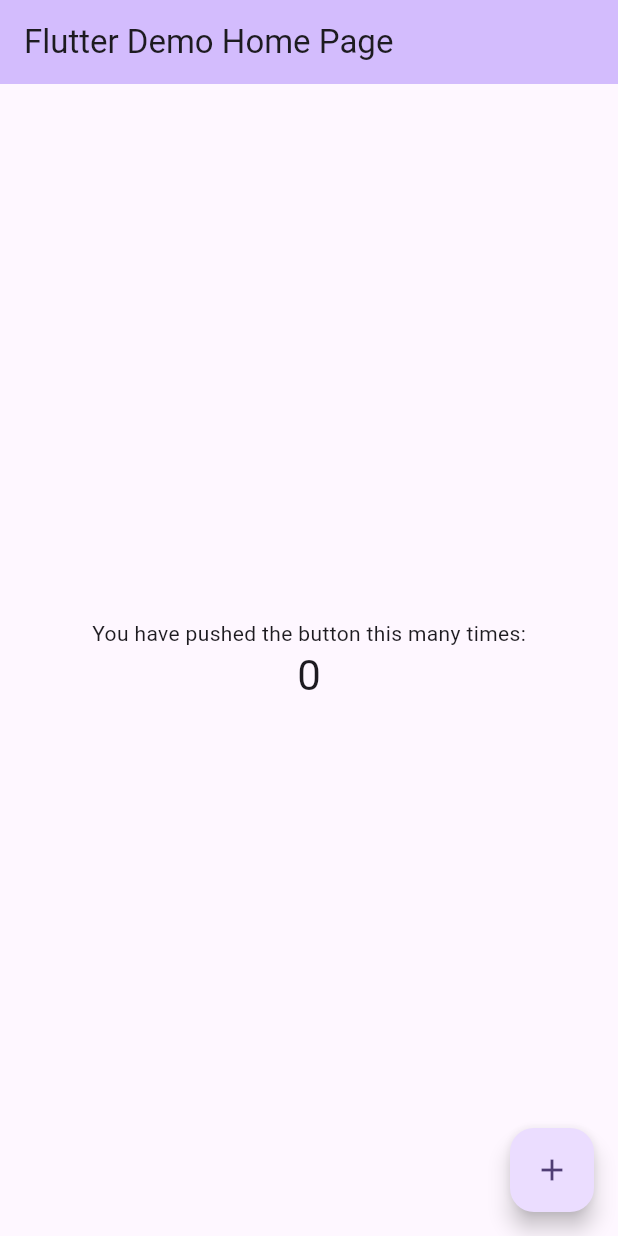
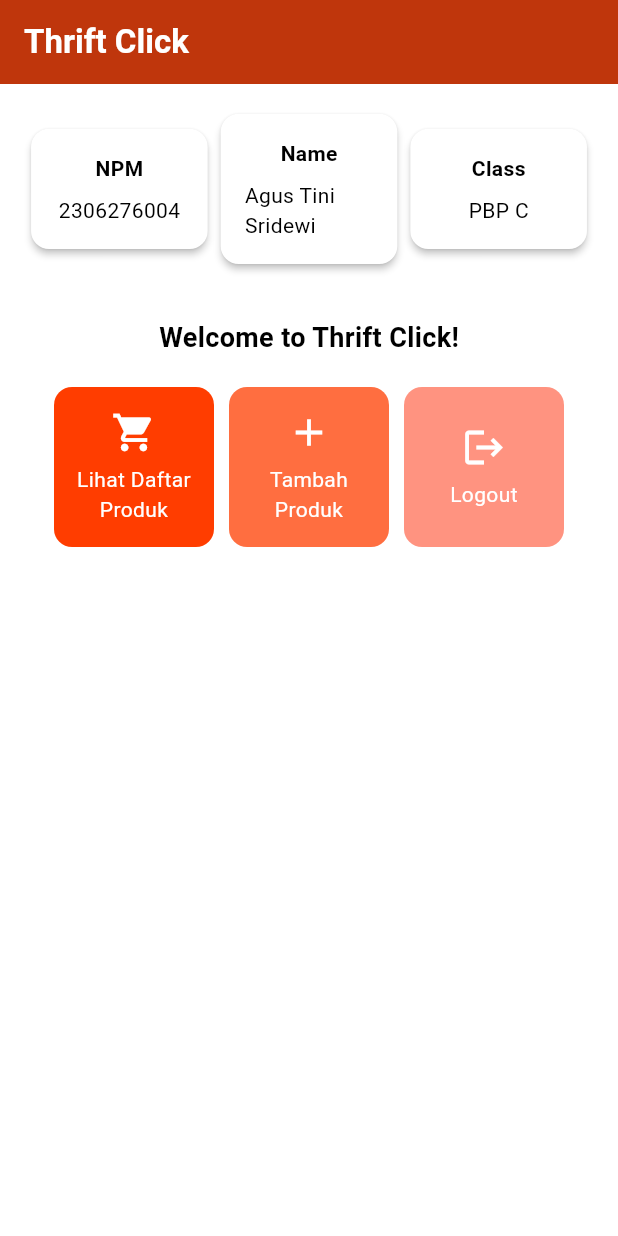
Before and after one commit to agustinisridewi/thrift-click-mobile, a Flutter app: the screen it shows after launch, on a phone screen of 412 x 824 dp. Run offline on Flutter 3.47's test engine with Material 3 defaults, Android fonts, the phone set to English and light mode, and no system bars.

Commit message:
Tugas Mandiri 7

```diff
--- a/lib/main.dart
+++ b/lib/main.dart
@@ -1,4 +1,5 @@
 import 'package:flutter/material.dart';
+import 'package:thrift_click/menu.dart';
 
 void main() {
   runApp(const MyApp());
@@ -13,113 +14,12 @@
     return MaterialApp(
       title: 'Flutter Demo',
       theme: ThemeData(
-        // This is the theme of your application.
-        //
-        // TRY THIS: Try running your application with "flutter run". You'll see
-        // the application has a purple toolbar. Then, without quitting the app,
-        // try changing the seedColor in the colorScheme below to Colors.green
-        // and then invoke "hot reload" (save your changes or press the "hot
-        // reload" button in a Flutter-supported IDE, or press "r" if you used
-        // the command line to start the app).
-        //
-        // Notice that the counter didn't reset back to zero; the application
-        // state is not lost during the reload. To reset the state, use hot
-        // restart instead.
-        //
-        // This works for code too, not just values: Most code changes can be
-        // tested with just a hot reload.
-        colorScheme: ColorScheme.fromSeed(seedColor: Colors.deepPurple),
+        colorScheme: ColorScheme.fromSwatch(
+          primarySwatch: Colors.pink,
+        ).copyWith(secondary: const Color(0xFFBF360C)),
         useMaterial3: true,
       ),
-      home: const MyHomePage(title: 'Flutter Demo Home Page'),
+      home: MyHomePage(),
     );
   }
 }
-
-class MyHomePage extends StatefulWidget {
-  const MyHomePage({super.key, required this.title});
-
-  // This widget is the home page of your application. It is stateful, meaning
-  // that it has a State object (defined below) that contains fields that affect
-  // how it looks.
-
-  // This class is the configuration for the state. It holds the values (in this
-  // case the title) provided by the parent (in this case the App widget) and
-  // used by the build method of the State. Fields in a Widget subclass are
-  // always marked "final".
-
-  final String title;
-
-  @override
-  State<MyHomePage> createState() => _MyHomePageState();
-}
-
-class _MyHomePageState extends State<MyHomePage> {
-  int _counter = 0;
-
-  void _incrementCounter() {
-    setState(() {
-      // This call to setState tells the Flutter framework that something has
-      // changed in this State, which causes it to rerun the build method below
-      // so that the display can reflect the updated values. If we changed
-      // _counter without calling setState(), then the build method would not be
-      // called again, and so nothing would appear to happen.
-      _counter++;
-    });
-  }
-
-  @override
-  Widget build(BuildContext context) {
-    // This method is rerun every time setState is called, for instance as done
-    // by the _incrementCounter method above.
-    //
-    // The Flutter framework has been optimized to make rerunning build methods
-    // fast, so that you can just rebuild anything that needs updating rather
-    // than having to individually change instances of widgets.
-    return Scaffold(
-      appBar: AppBar(
-        // TRY THIS: Try changing the color here to a specific color (to
-        // Colors.amber, perhaps?) and trigger a hot reload to see the AppBar
-        // change color while the other colors stay the same.
-        backgroundColor: Theme.of(context).colorScheme.inversePrimary,
-        // Here we take the value from the MyHomePage object that was created by
-        // the App.build method, and use it to set our appbar title.
-        title: Text(widget.title),
-      ),
-      body: Center(
-        // Center is a layout widget. It takes a single child and positions it
-        // in the middle of the parent.
-        child: Column(
-          // Column is also a layout widget. It takes a list of children and
-          // arranges them vertically. By default, it sizes itself to fit its
-          // children horizontally, and tries to be as tall as its parent.
-          //
-          // Column has various properties to control how it sizes itself and
-          // how it positions its children. Here we use mainAxisAlignment to
-          // center the children vertically; the main axis here is the vertical
-          // axis because Columns are vertical (the cross axis would be
-          // horizontal).
-          //
-          // TRY THIS: Invoke "debug painting" (choose the "Toggle Debug Paint"
-          // action in the IDE, or press "p" in the console), to see the
-          // wireframe for each widget.
-          mainAxisAlignment: MainAxisAlignment.center,
-          children: <Widget>[
-            const Text(
-              'You have pushed the button this many times:',
-            ),
-            Text(
-              '$_counter',
-              style: Theme.of(context).textTheme.headlineMedium,
-            ),
-          ],
-        ),
-      ),
-      floatingActionButton: FloatingActionButton(
-        onPressed: _incrementCounter,
-        tooltip: 'Increment',
-        child: const Icon(Icons.add),
-      ), // This trailing comma makes auto-formatting nicer for build methods.
-    );
-  }
-}
--- /dev/null
+++ b/lib/menu.dart
@@ -0,0 +1,192 @@
+import 'package:flutter/material.dart';
+
+class MyHomePage extends StatelessWidget {
+  MyHomePage({super.key});
+
+  final String npm = '2306276004'; // NPM
+  final String name = 'Agus Tini Sridewi'; // Nama
+  final String className = 'PBP C'; // Kelas
+
+  final List<ItemHomepage> items = [
+    ItemHomepage("Lihat Daftar Produk", Icons.shopping_cart, const Color(0xFFFF3D00)),
+    ItemHomepage("Tambah Produk", Icons.add, const Color(0xFFFF6E40)),
+    ItemHomepage("Logout", Icons.logout, const Color(0xFFFF9380)),
+  ];
+
+  @override
+  Widget build(BuildContext context) {
+	  // Scaffold menyediakan struktur dasar halaman dengan AppBar dan body.
+    return Scaffold(
+      // AppBar adalah bagian atas halaman yang menampilkan judul.
+      appBar: AppBar(
+        // Judul aplikasi "Thrift Click" dengan teks putih dan tebal.
+        title: const Text(
+          'Thrift Click',
+          style: TextStyle(
+            color: Colors.white,
+            fontWeight: FontWeight.bold,
+          ),
+        ),
+        // Warna latar belakang AppBar diambil dari skema warna tema aplikasi.
+        backgroundColor: const Color(0xFFBF360C),
+      ),
+      // Body halaman dengan padding di sekelilingnya.
+      body: Padding(
+        padding: const EdgeInsets.all(16.0),
+        // Menyusun widget secara vertikal dalam sebuah kolom.
+        child: Column(
+          crossAxisAlignment: CrossAxisAlignment.center,
+          children: [
+            // Row untuk menampilkan 3 InfoCard secara horizontal.
+            Row(
+              mainAxisAlignment: MainAxisAlignment.spaceEvenly,
+              children: [
+                InfoCard(title: 'NPM', content: npm),
+                InfoCard(title: 'Name', content: name),
+                InfoCard(title: 'Class', content: className),
+              ],
+            ),
+
+            // Memberikan jarak vertikal 16 unit.
+            const SizedBox(height: 16.0),
+
+            // Menempatkan widget berikutnya di tengah halaman.
+            Center(
+              child: Column(
+                // Menyusun teks dan grid item secara vertikal.
+
+                children: [
+                  // Menampilkan teks sambutan dengan gaya tebal dan ukuran 18.
+                  const Padding(
+                    padding: EdgeInsets.only(top: 16.0),
+                    child: Text(
+                      'Welcome to Thrift Click!',
+                      style: TextStyle(
+                        fontWeight: FontWeight.bold,
+                        fontSize: 18.0,
+                      ),
+                    ),
+                  ),
+
+                  // Grid untuk menampilkan ItemCard dalam bentuk grid 3 kolom.
+                  GridView.count(
+                    primary: true,
+                    padding: const EdgeInsets.all(20),
+                    crossAxisSpacing: 10,
+                    mainAxisSpacing: 10,
+                    crossAxisCount: 3,
+                    // Agar grid menyesuaikan tinggi kontennya.
+                    shrinkWrap: true,
+
+                    // Menampilkan ItemCard untuk setiap item dalam list items.
+                    children: items.map((ItemHomepage item) {
+                      return ItemCard(item);
+                    }).toList(),
+                  ),
+                ],
+              ),
+            ),
+          ],
+        ),
+      ),
+    );
+  }
+}
+
+
+class InfoCard extends StatelessWidget {
+  // Kartu informasi yang menampilkan title dan content.
+
+  final String title;  // Judul kartu.
+  final String content;  // Isi kartu.
+
+  const InfoCard({super.key, required this.title, required this.content});
+
+  @override
+  Widget build(BuildContext context) {
+    return Card(
+      // Membuat kotak kartu dengan bayangan dibawahnya.
+      elevation: 2.0,
+      child: Container(
+        // Mengatur ukuran dan jarak di dalam kartu.
+        width: MediaQuery.of(context).size.width / 3.5, // menyesuaikan dengan lebar device yang digunakan.
+        padding: const EdgeInsets.all(16.0),
+        // Menyusun title dan content secara vertikal.
+        child: Column(
+          children: [
+            Text(
+              title,
+              style: const TextStyle(fontWeight: FontWeight.bold),
+            ),
+            const SizedBox(height: 8.0),
+            Text(content),
+          ],
+        ),
+      ),
+    );
+  }
+}
+
+
+class ItemHomepage {
+  final String name;
+  final IconData icon;
+  final Color color;
+
+  ItemHomepage(this.name, this.icon, this.color);
+}
+
+
+class ItemCard extends StatelessWidget {
+  // Menampilkan kartu dengan ikon dan nama.
+
+  final ItemHomepage item;
+
+  const ItemCard(this.item, {super.key});
+
+  @override
+  Widget build(BuildContext context) {
+    return Material(
+      // Menentukan warna latar belakang dari tema aplikasi.
+      color: item.color,
+      // Membuat sudut kartu melengkung.
+      borderRadius: BorderRadius.circular(12),
+
+      child: InkWell(
+        // Aksi ketika kartu ditekan.
+        onTap: () {
+          // Menampilkan pesan SnackBar saat kartu ditekan.
+          ScaffoldMessenger.of(context)
+            ..hideCurrentSnackBar()
+            ..showSnackBar(
+              SnackBar(content: Text("Kamu telah menekan tombol ${item.name}!"))
+            );
+        },
+        // Container untuk menyimpan Icon dan Text
+        child: Container(
+          padding: const EdgeInsets.all(8),
+          child: Center(
+            child: Column(
+              // Menyusun ikon dan teks di tengah kartu.
+              mainAxisAlignment: MainAxisAlignment.center,
+              children: [
+                Icon(
+                  item.icon,
+                  color: Colors.white,
+                  size: 30.0,
+                ),
+                const Padding(padding: EdgeInsets.all(3)),
+                Text(
+                  item.name,
+                  textAlign: TextAlign.center,
+                  style: const TextStyle(color: Colors.white),
+                ),
+              ],
+            ),
+          ),
+        ),
+      ),
+    );
+  }
+
+}
```
